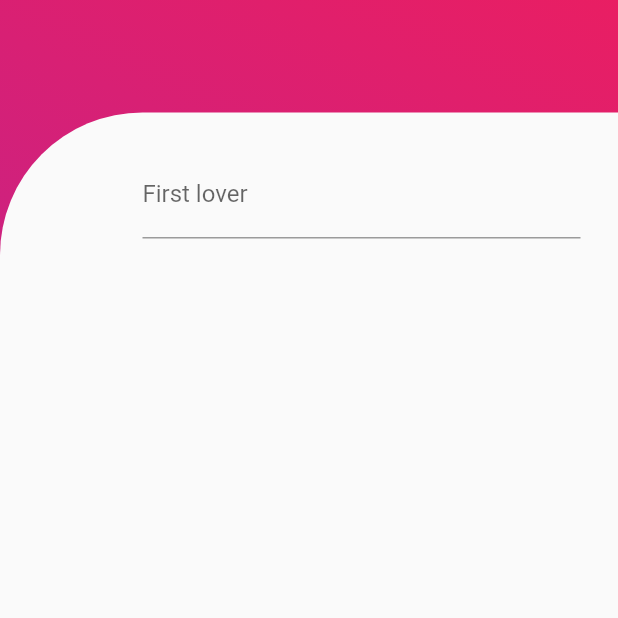
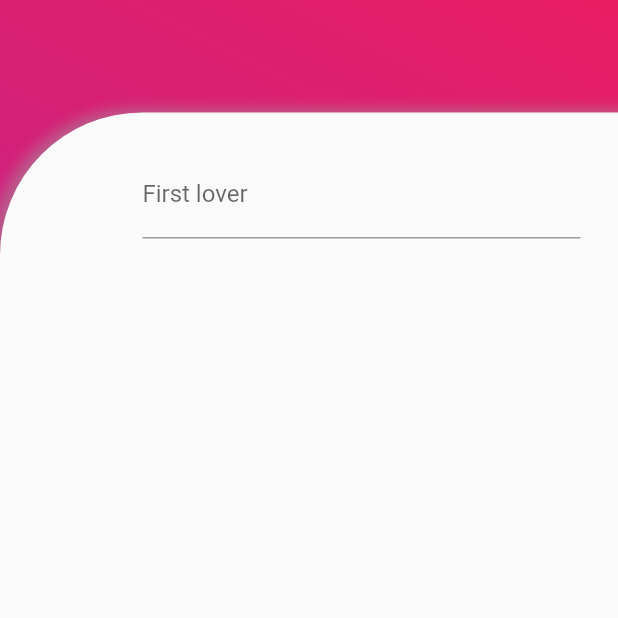
Before and after one commit to danielkvist/luvrly, a Flutter app: the screen it shows after launch, on a phone screen of 412 x 824 dp, the top half of it. Run offline on Flutter 3.47's test engine with Material 2 defaults, Android fonts, the phone set to English and light mode, and no system bars; our stand-ins replace google_fonts, splashscreen.

Commit message:
refactor(app): refactor lovers name form screen

```diff
--- a/lib/screens/lovers_name_screen.dart
+++ b/lib/screens/lovers_name_screen.dart
@@ -1,4 +1,5 @@
 import 'package:flutter/material.dart';
+import 'package:luvrly/widgets/lovers_form.dart';
 
 class LoversNameScreen extends StatefulWidget {
   @override
@@ -6,6 +7,9 @@ class LoversNameScreen extends StatefulWidget {
 }
 
 class _LoversNameScreenState extends State<LoversNameScreen> {
+  String firstLoverName = "";
+  String secondLoverName = "";
+
   @override
   Widget build(BuildContext context) {
     return Scaffold(
@@ -22,7 +26,30 @@ class _LoversNameScreenState extends State<LoversNameScreen> {
           children: <Widget>[
             Align(
               alignment: Alignment.bottomCenter,
-              child: LoversNameForm(),
+              child: LoversNameForm(
+                height: MediaQuery.of(context).size.height - 75,
+                labelText: 'First lover',
+                leftCornerRounded: true,
+                rightCornerRounded: false,
+                textInputpadding: [95.0, 25.0, 25.0, 0],
+                onSubmitLoverName: (String name) =>
+                    {setState(() => firstLoverName = name)},
+              ),
+            ),
+            Visibility(
+              visible: firstLoverName != "",
+              child: Align(
+                alignment: Alignment.bottomCenter,
+                child: LoversNameForm(
+                  height: MediaQuery.of(context).size.height - 245,
+                  labelText: 'Second lover',
+                  leftCornerRounded: false,
+                  rightCornerRounded: true,
+                  textInputpadding: [25.0, 25.0, 95.0, 0],
+                  onSubmitLoverName: (String name) =>
+                      {setState(() => secondLoverName = name)},
+                ),
+              ),
             ),
           ],
         ),
@@ -30,96 +57,3 @@ class _LoversNameScreenState extends State<LoversNameScreen> {
     );
   }
 }
-
-class LoversNameForm extends StatefulWidget {
-  LoversNameForm({Key key}) : super(key: key);
-
-  @override
-  _LoversNameFormState createState() => _LoversNameFormState();
-}
-
-class _LoversNameFormState extends State<LoversNameForm>
-    with SingleTickerProviderStateMixin {
-  AnimationController _controller;
-  Animation<Offset> _offsetAnimation;
-
-  void _showSecondLoverNameForm() {
-    showModalBottomSheet<void>(
-      context: context,
-      builder: (BuildContext context) {
-        return Container(
-          height: MediaQuery.of(context).size.height,
-          decoration: BoxDecoration(
-            color: Colors.white,
-            borderRadius: BorderRadius.only(
-              topRight: Radius.circular(95.0),
-            ),
-          ),
-          child: Padding(
-            padding: EdgeInsets.fromLTRB(25.0, 25.0, 95.0, 0.0),
-            child: TextFormField(
-              decoration: InputDecoration(
-                labelText: 'Second lover',
-                hintText: 'Name',
-              ),
-            ),
-          ),
-        );
-      },
-    );
-  }
-
-  @override
-  void initState() {
-    _controller = AnimationController(
-      duration: const Duration(seconds: 1),
-      vsync: this,
-    )..forward();
-    _offsetAnimation = Tween<Offset>(
-      begin: Offset(0.0, 1.0),
-      end: Offset.zero,
-    ).animate(
-      CurvedAnimation(
-        parent: _controller,
-        curve: Curves.easeOut,
-      ),
-    );
-
-    super.initState();
-  }
-
-  @override
-  Widget build(BuildContext context) {
-    return SlideTransition(
-      position: _offsetAnimation,
-      child: Container(
-        width: double.infinity,
-        height: MediaQuery.of(context).size.height - 75,
-        decoration: BoxDecoration(
-          color: Colors.grey[50],
-          borderRadius: BorderRadius.only(
-            topLeft: Radius.circular(95.0),
-          ),
-        ),
-        child: Padding(
-          padding: EdgeInsets.fromLTRB(95.0, 25.0, 25.0, 0),
-          child: TextFormField(
-            decoration: InputDecoration(
-              labelText: 'First lover',
-              hintText: 'Name',
-            ),
-            onFieldSubmitted: (value) {
-              _showSecondLoverNameForm();
-            },
-          ),
-        ),
-      ),
-    );
-  }
-
-  @override
-  void dispose() {
-    _controller.dispose();
-    super.dispose();
-  }
-}
--- /dev/null
+++ b/lib/widgets/lovers_form.dart
@@ -0,0 +1,103 @@
+import 'package:flutter/material.dart';
+
+class LoversNameForm extends StatefulWidget {
+  final double height;
+  final String labelText;
+  final bool leftCornerRounded;
+  final bool rightCornerRounded;
+  final List<double> textInputpadding;
+  final Function(String) onSubmitLoverName;
+
+  LoversNameForm({
+    Key key,
+    @required this.height,
+    @required this.labelText,
+    @required this.leftCornerRounded,
+    @required this.rightCornerRounded,
+    @required this.textInputpadding,
+    @required this.onSubmitLoverName,
+  }) : super(key: key);
+
+  @override
+  _LoversNameFormState createState() => _LoversNameFormState();
+}
+
+class _LoversNameFormState extends State<LoversNameForm>
+    with SingleTickerProviderStateMixin {
+  AnimationController _controller;
+  Animation<Offset> _offsetAnimation;
+
+  @override
+  void initState() {
+    _controller = AnimationController(
+      duration: const Duration(seconds: 1),
+      vsync: this,
+    )..forward();
+    _offsetAnimation = Tween<Offset>(
+      begin: Offset(0.0, 1.0),
+      end: Offset.zero,
+    ).animate(
+      CurvedAnimation(
+        parent: _controller,
+        curve: Curves.easeOut,
+      ),
+    );
+
+    super.initState();
+  }
+
+  @override
+  Widget build(BuildContext context) {
+    return SlideTransition(
+      position: _offsetAnimation,
+      child: Container(
+        width: double.infinity,
+        height: widget.height,
+        decoration: BoxDecoration(
+          color: Colors.grey[50],
+          boxShadow: [
+            BoxShadow(
+              color: Colors.grey.withOpacity(0.5),
+              spreadRadius: 5,
+              blurRadius: 7,
+              offset: Offset(0, 3), // changes position of shadow
+            ),
+          ],
+          borderRadius: BorderRadius.only(
+            topLeft: widget.leftCornerRounded
+                ? Radius.circular(95.0)
+                : Radius.circular(0),
+            topRight: widget.rightCornerRounded
+                ? Radius.circular(95.0)
+                : Radius.circular(0),
+          ),
+        ),
+        child: Padding(
+          padding: EdgeInsets.fromLTRB(
+            widget.textInputpadding[0],
+            widget.textInputpadding[1],
+            widget.textInputpadding[2],
+            widget.textInputpadding[3],
+          ),
+          child: TextFormField(
+            decoration: InputDecoration(
+              labelText: widget.labelText,
+              hintText: 'Name',
+            ),
+            onFieldSubmitted: (value) {
+              if (value.length >= 3) {
+                widget.onSubmitLoverName(value);
+              }
+            },
+          ),
+        ),
+      ),
+    );
+  }
+
+  @override
+  void dispose() {
+    _controller.dispose();
+    super.dispose();
+  }
+}
--- a/pubspec.yaml
+++ b/pubspec.yaml
@@ -1,10 +1,10 @@
 name: luvrly
 description: the best love calculator.
-publish_to: 'none'
+publish_to: "none"
 version: 1.0.0+1
 
 environment:
-  sdk: '>=2.7.0 <3.0.0'
+  sdk: ">=2.7.0 <3.0.0"
 
 dependencies:
   flutter:
```
